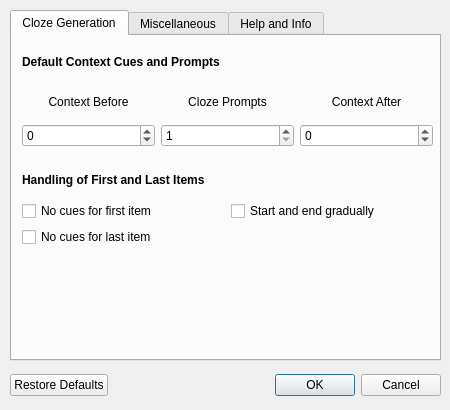
glutanimate/cloze-overlapper, file cloze_overlapper/forms/options.ui: the form before one commit.
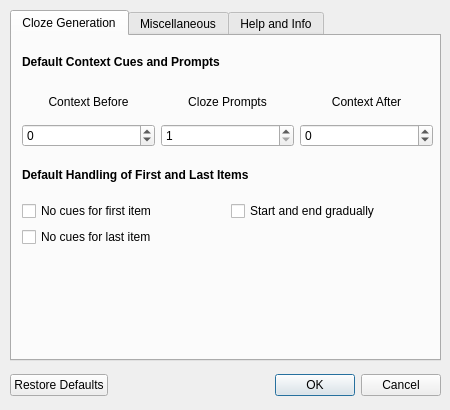
The form after the commit.

Commit message: Restructure configuration; Allow user to set more note-specific options

What changed in the file:
```diff
--- a/cloze_overlapper/forms/options.ui
+++ b/cloze_overlapper/forms/options.ui
@@ -61,9 +61,9 @@
      <property name="geometry">
       <rect>
        <x>10</x>
-       <y>130</y>
+       <y>120</y>
        <width>411</width>
-       <height>81</height>
+       <height>91</height>
       </rect>
      </property>
      <layout class="QGridLayout" name="gridLayout_2">
@@ -86,7 +86,7 @@
       <item row="0" column="0" colspan="2">
        <widget class="QLabel" name="label_10">
         <property name="text">
-         <string>&lt;b&gt;Handling of First and Last Items&lt;/b&gt;</string>
+         <string>&lt;html&gt;&lt;head/&gt;&lt;body&gt;&lt;p&gt;&lt;span style=&quot; font-weight:600;&quot;&gt;Default Handling of First and Last Items&lt;/span&gt;&lt;/p&gt;&lt;/body&gt;&lt;/html&gt;</string>
         </property>
        </widget>
       </item>
```
The commit also changes 3 other files.
